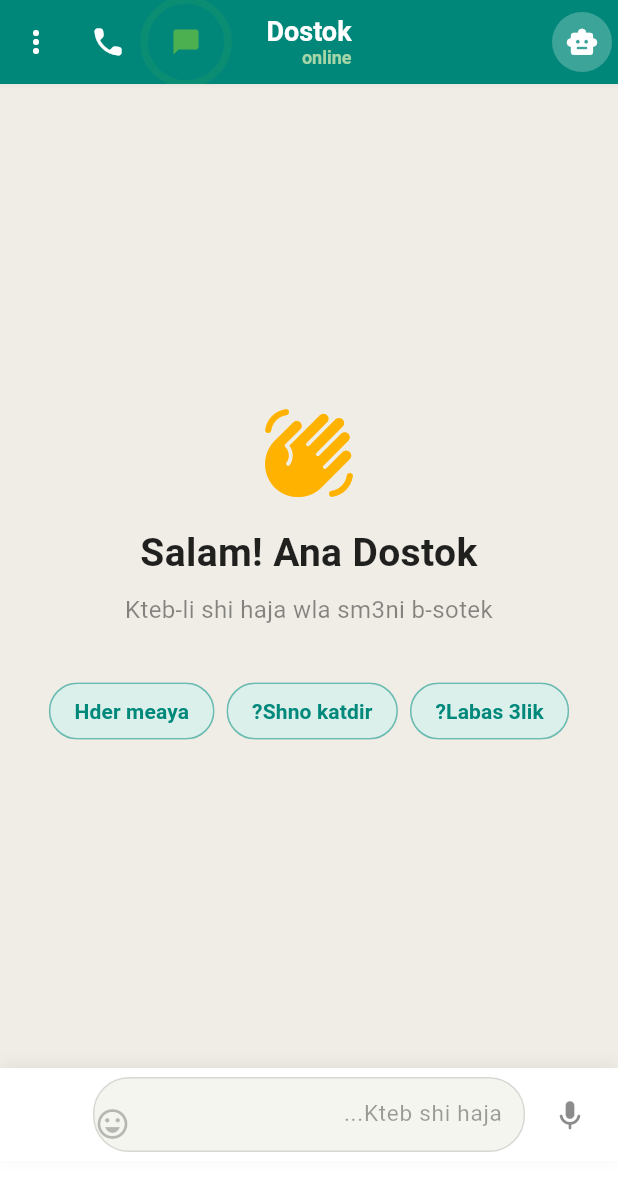
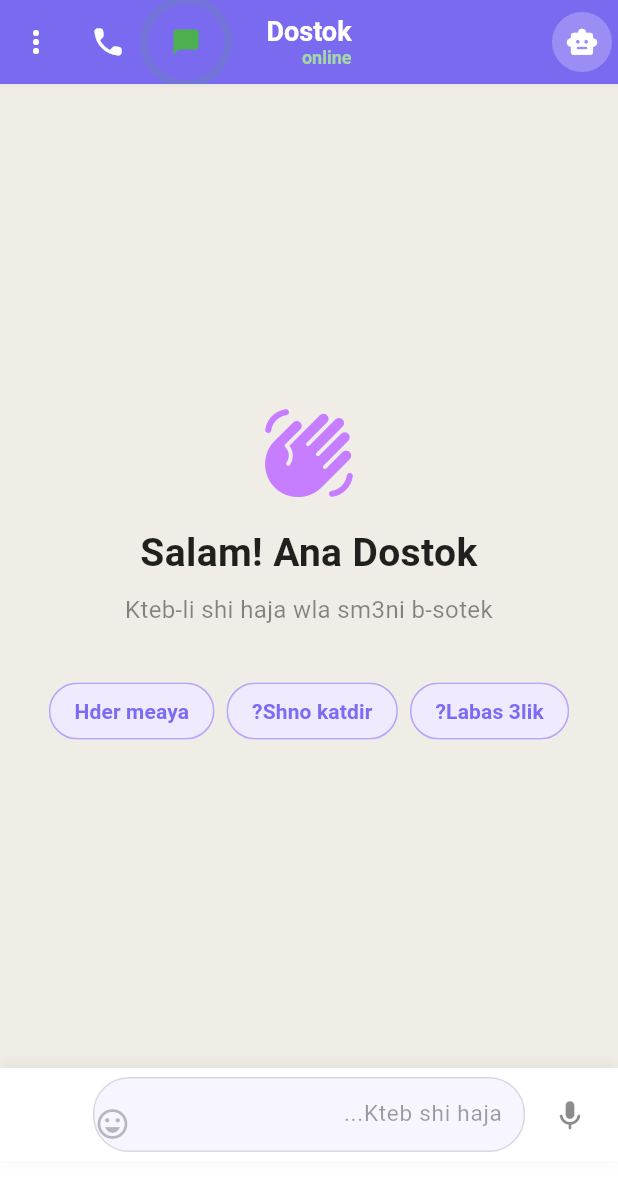
Before and after one commit to Amhitox/Friend, a Flutter app: the ChatScreen screen opened by its route, on a phone screen of 412 x 824 dp. Shown: the top 1191 px of the screen. Run offline on Flutter 3.47's test engine with Material 3 defaults, Android fonts, the phone set to English and light mode, and no system bars; drawn by our look-alikes of avatar_glow, flutter_animate; our stand-ins replace cloud_firestore, connectivity_plus, firebase_analytics, firebase_auth, firebase_core, firebase_crashlytics and 18 more; accounts and stored records are empty; network calls fail; Roboto replaces fonts that are missing (Cairo); statements that could not run were skipped.

Commit message:
new purple theme

```diff
--- a/lib/app.dart
+++ b/lib/app.dart
@@ -30,9 +30,9 @@ class _DostokAppState extends State<DostokApp> {
   // -----------------------------------------------------------------------
   // Brand colours
   // -----------------------------------------------------------------------
-  static const Color _primaryTeal = Color(0xFF00897B);
-  static const Color _primaryDark = Color(0xFF00695C);
-  static const Color _accentAmber = Color(0xFFFFB300);
+  static const Color _primaryTeal = Color(0xFF7C6BF5);
+  static const Color _primaryDark = Color(0xFF5B4BD6);
+  static const Color _accentAmber = Color(0xFFC77DFF);
 
   // VIP-exclusive deep gold accent.
   static const Color _vipGold = Color(0xFFD4A017);
@@ -105,7 +105,7 @@ class _DostokAppState extends State<DostokApp> {
           secondary: _accentAmber,
           brightness: Brightness.light,
         ),
-        scaffoldBackgroundColor: const Color(0xFFF5F5F0),
+        scaffoldBackgroundColor: const Color(0xFFF7F5FF),
         textTheme: GoogleFonts.cairoTextTheme(),
         appBarTheme: AppBarTheme(
           backgroundColor: activeSeed,
--- a/lib/screens/chat_screen.dart
+++ b/lib/screens/chat_screen.dart
@@ -396,7 +396,7 @@ class _ChatScreenState extends State<ChatScreen>
   }) {
     final isDark = Theme.of(context).brightness == Brightness.dark;
     return ListTile(
-      leading: Icon(icon, color: const Color(0xFF00897B)),
+      leading: Icon(icon, color: const Color(0xFF7C6BF5)),
       title: Text(
         label,
         style: GoogleFonts.cairo(fontSize: 16),
@@ -458,7 +458,7 @@ class _ChatScreenState extends State<ChatScreen>
             mainAxisSize: MainAxisSize.min,
             children: [
               const Icon(Icons.chat_bubble_rounded,
-                  size: 48, color: Color(0xFF00897B)),
+                  size: 48, color: Color(0xFF7C6BF5)),
               const Gap(12),
               Text(
                 'Dostok',
@@ -536,14 +536,14 @@ class _ChatScreenState extends State<ChatScreen>
 
   PreferredSizeWidget _buildAppBar(bool isDark) {
     return AppBar(
-      backgroundColor: isDark ? const Color(0xFF1A1A1A) : const Color(0xFF00897B),
+      backgroundColor: isDark ? const Color(0xFF1A1A1A) : const Color(0xFF7C6BF5),
       elevation: 1,
       shadowColor: Colors.black.withOpacity(0.15),
       leadingWidth: 56,
       leading: Padding(
         padding: const EdgeInsets.only(left: 8),
         child: AvatarGlow(
-          glowColor: const Color(0xFFFFB300),
+          glowColor: const Color(0xFFC77DFF),
           endRadius: 40.0,
           animate: true,
           child: CircleAvatar(
@@ -551,7 +551,7 @@ class _ChatScreenState extends State<ChatScreen>
             backgroundColor: isDark ? Colors.white12 : Colors.white24,
             child: Icon(
               Icons.smart_toy_rounded,
-              color: isDark ? const Color(0xFFFFB300) : Colors.white,
+              color: isDark ? const Color(0xFFC77DFF) : Colors.white,
               size: 22,
             ),
           ),
@@ -720,7 +720,7 @@ class _ChatScreenState extends State<ChatScreen>
             bottom: 8,
             child: FloatingActionButton.small(
               backgroundColor: isDark ? Colors.grey.shade800 : Colors.white,
-              foregroundColor: const Color(0xFF00897B),
+              foregroundColor: const Color(0xFF7C6BF5),
               elevation: 3,
               onPressed: () => _scrollToBottom(),
               child: const Icon(Icons.keyboard_arrow_down_rounded),
@@ -786,7 +786,7 @@ class _ChatScreenState extends State<ChatScreen>
             Icon(
               Icons.waving_hand_rounded,
               size: 64,
-              color: const Color(0xFFFFB300),
+              color: const Color(0xFFC77DFF),
             ),
             const Gap(16),
             Text(
@@ -828,12 +828,12 @@ class _ChatScreenState extends State<ChatScreen>
       label: Text(
         text,
         style: GoogleFonts.cairo(
-          color: const Color(0xFF00897B),
+          color: const Color(0xFF7C6BF5),
           fontWeight: FontWeight.w600,
         ),
       ),
-      backgroundColor: const Color(0xFF00897B).withOpacity(0.1),
-      side: BorderSide(color: const Color(0xFF00897B).withOpacity(0.3)),
+      backgroundColor: const Color(0xFF7C6BF5).withOpacity(0.1),
+      side: BorderSide(color: const Color(0xFF7C6BF5).withOpacity(0.3)),
       shape: RoundedRectangleBorder(borderRadius: BorderRadius.circular(20)),
       onPressed: () {
         _textController.text = text;
@@ -873,7 +873,7 @@ class _ChatScreenState extends State<ChatScreen>
               icon: const Icon(Icons.refresh_rounded),
               label: Text('Jerrab mrra khra', style: GoogleFonts.cairo()),
               style: ElevatedButton.styleFrom(
-                backgroundColor: const Color(0xFF00897B),
+                backgroundColor: const Color(0xFF7C6BF5),
                 foregroundColor: Colors.white,
                 shape: RoundedRectangleBorder(
                   borderRadius: BorderRadius.circular(12),
@@ -935,7 +935,7 @@ class _ChatScreenState extends State<ChatScreen>
 
   Widget _buildInputArea(bool isDark) {
     final bgColor = isDark ? const Color(0xFF1A1A1A) : Colors.white;
-    final inputBg = isDark ? const Color(0xFF2A2A2A) : const Color(0xFFF5F5F0);
+    final inputBg = isDark ? const Color(0xFF2A2A2A) : const Color(0xFFF7F5FF);
     final borderColor = isDark ? Colors.white12 : Colors.black12;
 
     return Container(
@@ -1069,7 +1069,7 @@ class _ChatScreenState extends State<ChatScreen>
         duration: const Duration(milliseconds: 200),
         decoration: BoxDecoration(
           color: _hasText
-              ? const Color(0xFF00897B)
+              ? const Color(0xFF7C6BF5)
               : (isDark ? Colors.white12 : Colors.grey.shade200),
           shape: BoxShape.circle,
         ),
--- a/lib/screens/paywall_screen.dart
+++ b/lib/screens/paywall_screen.dart
@@ -61,7 +61,7 @@ class _PaywallScreenState extends State<PaywallScreen> {
   // ---------------------------------------------------------------------------
 
   static const _goldLight = Color(0xFFFFD54F);
-  static const _goldDark = Color(0xFFFFB300);
+  static const _goldDark = Color(0xFFC77DFF);
   static const _purpleLight = Color(0xFFB388FF);
   static const _purpleDark = Color(0xFF7C4DFF);
 
@@ -349,7 +349,7 @@ class _PaywallScreenState extends State<PaywallScreen> {
         gradient: const LinearGradient(
           begin: Alignment.topLeft,
           end: Alignment.bottomRight,
-          colors: [_goldLight, _goldDark, Color(0xFFFF8F00)],
+          colors: [_goldLight, _goldDark, Color(0xFF9D4EDD)],
         ),
         boxShadow: [
           BoxShadow(
--- a/lib/theme/app_colors.dart
+++ b/lib/theme/app_colors.dart
@@ -7,62 +7,63 @@ import 'package:flutter/material.dart';
 /// is a static const so colors can be referenced as `AppColors.primary`
 /// throughout the codebase without allocating objects.
 ///
-/// The palette is built around a teal (#00897B) primary and an amber (#FFB300)
-/// accent, reflecting Moroccan warmth and modernity.
+/// The palette is built around a vivid purple (#7C6BF5) primary and a soft
+/// orchid (#C77DFF) accent, for a modern, calm AI-assistant aesthetic with
+/// lavender surfaces and iridescent gradients.
 abstract final class AppColors {
   // ---------------------------------------------------------------------------
   // Brand / Primary
   // ---------------------------------------------------------------------------
 
-  /// Primary teal -- the dominant brand color.
-  static const Color primary = Color(0xFF00897B);
+  /// Primary purple -- the dominant brand color.
+  static const Color primary = Color(0xFF7C6BF5);
 
-  /// Darker teal variant for elevated surfaces and dark-theme primary.
-  static const Color primaryDark = Color(0xFF00695C);
+  /// Darker purple variant for elevated surfaces and dark-theme primary.
+  static const Color primaryDark = Color(0xFF5B4BD6);
 
-  /// Light teal for backgrounds, chips, and subtle highlights.
-  static const Color primaryLight = Color(0xFFB2DFDB);
+  /// Light lavender for backgrounds, chips, and subtle highlights.
+  static const Color primaryLight = Color(0xFFCFC6FF);
 
-  /// Very light teal tint for card fills and containers.
-  static const Color primaryContainer = Color(0xFFE0F2F1);
+  /// Very light lavender tint for card fills and containers.
+  static const Color primaryContainer = Color(0xFFEDE9FF);
 
   // ---------------------------------------------------------------------------
   // Secondary / Accent
   // ---------------------------------------------------------------------------
 
-  /// Accent amber -- used for FABs, highlights, and call-to-action elements.
-  static const Color secondary = Color(0xFFFFB300);
+  /// Accent orchid -- used for FABs, highlights, and call-to-action elements.
+  static const Color secondary = Color(0xFFC77DFF);
 
-  /// Darker amber for pressed states and text on light backgrounds.
-  static const Color secondaryDark = Color(0xFFFF8F00);
+  /// Darker orchid for pressed states and text on light backgrounds.
+  static const Color secondaryDark = Color(0xFF9D4EDD);
 
-  /// Light amber for secondary container fills.
-  static const Color secondaryLight = Color(0xFFFFE082);
+  /// Light orchid for secondary container fills.
+  static const Color secondaryLight = Color(0xFFE0C3FC);
 
-  /// Very light amber tint for secondary containers.
-  static const Color secondaryContainer = Color(0xFFFFF8E1);
+  /// Very light orchid tint for secondary containers.
+  static const Color secondaryContainer = Color(0xFFF3E8FF);
 
   // ---------------------------------------------------------------------------
   // Surface & Background
   // ---------------------------------------------------------------------------
 
-  /// Warm off-white scaffold background for light theme.
-  static const Color backgroundLight = Color(0xFFF5F5F0);
+  /// Soft lavender-white scaffold background for light theme.
+  static const Color backgroundLight = Color(0xFFF7F5FF);
 
-  /// Dark surface background for dark theme.
-  static const Color backgroundDark = Color(0xFF121212);
+  /// Deep purple-tinted background for dark theme.
+  static const Color backgroundDark = Color(0xFF14121F);
 
   /// Card and elevated surface color in light theme.
   static const Color surfaceLight = Color(0xFFFFFFFF);
 
   /// Card and elevated surface color in dark theme.
-  static const Color surfaceDark = Color(0xFF1E1E1E);
+  static const Color surfaceDark = Color(0xFF1E1B2E);
 
   /// Subtle divider and separator color.
-  static const Color divider = Color(0xFFE0E0E0);
+  static const Color divider = Color(0xFFEAE6F7);
 
   /// Dark theme divider.
-  static const Color dividerDark = Color(0xFF2C2C2C);
+  static const Color dividerDark = Color(0xFF2C2840);
 
   // ---------------------------------------------------------------------------
   // Text
@@ -119,16 +120,16 @@ abstract final class AppColors {
   // ---------------------------------------------------------------------------
 
   /// Background for user-sent chat bubbles (light theme).
-  static const Color bubbleUser = Color(0xFFE0F2F1);
+  static const Color bubbleUser = Color(0xFFE5DEFF);
 
   /// Background for AI-sent chat bubbles (light theme).
-  static const Color bubbleAi = Color(0xFFFFF8E1);
+  static const Color bubbleAi = Color(0xFFF4F1FF);
 
   /// Background for user-sent chat bubbles (dark theme).
-  static const Color bubbleUserDark = Color(0xFF004D40);
+  static const Color bubbleUserDark = Color(0xFF4B3FA8);
 
   /// Background for AI-sent chat bubbles (dark theme).
-  static const Color bubbleAiDark = Color(0xFF3E2723);
+  static const Color bubbleAiDark = Color(0xFF2A2640);
 
   // ---------------------------------------------------------------------------
   // Call & Voice
@@ -137,14 +138,14 @@ abstract final class AppColors {
   /// Active call / recording indicator (pulsing red).
   static const Color callActive = Color(0xFFE53935);
 
-  /// Call button / start-call green.
-  static const Color callButton = Color(0xFF00897B);
+  /// Call button / start-call purple.
+  static const Color callButton = Color(0xFF7C6BF5);
 
   /// Voice waveform active color.
-  static const Color waveformActive = Color(0xFF00897B);
+  static const Color waveformActive = Color(0xFF7C6BF5);
 
   /// Voice waveform inactive / idle color.
-  static const Color waveformIdle = Color(0xFFB2DFDB);
+  static const Color waveformIdle = Color(0xFFCFC6FF);
 
   // ---------------------------------------------------------------------------
   // Mood Colors
@@ -172,45 +173,45 @@ abstract final class AppColors {
   // Gradients
   // ---------------------------------------------------------------------------
 
-  /// Primary brand gradient (teal top-left to dark teal bottom-right).
+  /// Primary brand gradient (purple top-left to deep purple bottom-right).
   static const LinearGradient gradientPrimary = LinearGradient(
     begin: Alignment.topLeft,
     end: Alignment.bottomRight,
     colors: [primary, primaryDark],
   );
 
-  /// Warm accent gradient (amber to deep amber).
+  /// Orchid accent gradient (light orchid to deep orchid).
   static const LinearGradient gradientSecondary = LinearGradient(
     begin: Alignment.topLeft,
     end: Alignment.bottomRight,
     colors: [secondary, secondaryDark],
   );
 
-  /// Teal-to-light container gradient for hero sections.
+  /// Purple-to-lavender container gradient for hero sections.
   static const LinearGradient gradientTealFade = LinearGradient(
     begin: Alignment.topCenter,
     end: Alignment.bottomCenter,
     colors: [primary, primaryLight],
   );
 
-  /// Subtle warm background gradient for onboarding and splash.
+  /// Subtle lavender background gradient for onboarding and splash.
   static const LinearGradient gradientWarmBg = LinearGradient(
     begin: Alignment.topCenter,
     end: Alignment.bottomCenter,
-    colors: [Color(0xFFF5F5F0), Color(0xFFE8F5E9)],
+    colors: [Color(0xFFF7F5FF), Color(0xFFF1E9FF)],
   );
 
   /// Dark theme background gradient.
   static const LinearGradient gradientDarkBg = LinearGradient(
     begin: Alignment.topCenter,
     end: Alignment.bottomCenter,
-    colors: [Color(0xFF1E1E1E), Color(0xFF121212)],
+    colors: [Color(0xFF1E1B2E), Color(0xFF14121F)],
   );
 
-  /// Call screen ambient gradient (dark teal overlay).
+  /// Iridescent voice/call ambient gradient (the signature holographic sphere).
   static const LinearGradient gradientCallAmbient = LinearGradient(
     begin: Alignment.topLeft,
     end: Alignment.bottomRight,
-    colors: [Color(0xFF004D40), Color(0xFF00695C), Color(0xFF00897B)],
+    colors: [Color(0xFF7C6BF5), Color(0xFFB388FF), Color(0xFFE0C3FC)],
   );
 }
--- a/lib/theme/app_theme.dart
+++ b/lib/theme/app_theme.dart
@@ -24,13 +24,13 @@ abstract final class AppTheme {
   // ---------------------------------------------------------------------------
 
   /// Default corner radius for cards and containers.
-  static const double _radiusCard = 16.0;
+  static const double _radiusCard = 22.0;
 
   /// Corner radius for input fields.
-  static const double _radiusInput = 14.0;
+  static const double _radiusInput = 16.0;
 
   /// Corner radius for buttons.
-  static const double _radiusButton = 16.0;
+  static const double _radiusButton = 18.0;
 
   /// Corner radius for chips and small elements.
   static const double _radiusChip = 40.0;
--- a/lib/widgets/chat_bubble.dart
+++ b/lib/widgets/chat_bubble.dart
@@ -54,7 +54,7 @@ class ChatBubble extends StatelessWidget {
 
     // -- Colours ---------------------------------------------------------------
     final userBubbleColor =
-        isDark ? const Color(0xFF00695C) : const Color(0xFF00897B);
+        isDark ? const Color(0xFF5B4BD6) : const Color(0xFF7C6BF5);
     final aiBubbleColor =
         isDark ? const Color(0xFF1E1E1E) : const Color(0xFFFFFFFF);
     final userTextColor = Colors.white;
@@ -63,7 +63,7 @@ class ChatBubble extends StatelessWidget {
     final timestampColor =
         isUser ? Colors.white60 : (isDark ? Colors.white38 : Colors.black38);
     final tailColor = isUser
-        ? (isDark ? const Color(0xFF005C4F) : const Color(0xFF00796B))
+        ? (isDark ? const Color(0xFF4B3FA8) : const Color(0xFF6B5AE0))
         : (isDark ? const Color(0xFF171717) : const Color(0xFFEEEEEE));
 
     final bubbleColor = isUser ? userBubbleColor : aiBubbleColor;
@@ -122,7 +122,7 @@ class ChatBubble extends StatelessWidget {
                           size: 16,
                           color: isUser
                               ? Colors.white70
-                              : const Color(0xFF00897B),
+                              : const Color(0xFF7C6BF5),
                         ),
                         const SizedBox(width: 6),
                         Flexible(
--- a/lib/widgets/empty_state.dart
+++ b/lib/widgets/empty_state.dart
@@ -82,7 +82,7 @@ class EmptyState extends StatelessWidget {
   Widget build(BuildContext context) {
     final theme = Theme.of(context);
     final isDark = theme.brightness == Brightness.dark;
-    final effectiveAccent = accentColor ?? const Color(0xFF00897B);
+    final effectiveAccent = accentColor ?? const Color(0xFF7C6BF5);
 
     final effectiveTitle = title ?? 'والو هنا';
     final effectiveMessage = message ?? '';
--- a/lib/widgets/error_widget.dart
+++ b/lib/widgets/error_widget.dart
@@ -63,7 +63,7 @@ class AppErrorWidget extends StatelessWidget {
   Widget build(BuildContext context) {
     final theme = Theme.of(context);
     final isDark = theme.brightness == Brightness.dark;
-    final accentColor = color ?? const Color(0xFF00897B);
+    final accentColor = color ?? const Color(0xFF7C6BF5);
 
     final effectiveIcon = icon ?? Icons.cloud_off_rounded;
     final effectiveTitle = title ?? 'واحد المشكيل!';
--- a/lib/widgets/loading_widget.dart
+++ b/lib/widgets/loading_widget.dart
@@ -27,7 +27,7 @@ class LoadingWidget extends StatefulWidget {
   final List<String>? messages;
 
   /// The accent color for the spinner and text. Defaults to the app's
-  /// primary teal (`Color(0xFF00897B)`).
+  /// primary teal (`Color(0xFF7C6BF5)`).
   final Color? color;
 
   /// Duration each message stays visible before transitioning.
@@ -81,7 +81,7 @@ class _LoadingWidgetState extends State<LoadingWidget>
     super.initState();
 
     _messages = widget.messages ?? _defaultMessages;
-    _color = widget.color ?? const Color(0xFF00897B);
+    _color = widget.color ?? const Color(0xFF7C6BF5);
 
     _fadeController = AnimationController(
       vsync: this,
@@ -189,7 +189,7 @@ class InlineLoadingIndicator extends StatelessWidget {
 
   @override
   Widget build(BuildContext context) {
-    final effectiveColor = color ?? const Color(0xFF00897B);
+    final effectiveColor = color ?? const Color(0xFF7C6BF5);
     final isDark = Theme.of(context).brightness == Brightness.dark;
 
     return Row(
--- a/lib/widgets/subscription_status_card.dart
+++ b/lib/widgets/subscription_status_card.dart
@@ -92,8 +92,8 @@ class SubscriptionStatusCard extends StatelessWidget {
       case DostokTier.vip:
         return [
           const Color(0xFFB8860B),
-          const Color(0xFFFFD700),
-          const Color(0xFFFFE082),
+          const Color(0xFFE0C3FC),
+          const Color(0xFFE0C3FC),
         ];
     }
   }
@@ -105,7 +105,7 @@ class SubscriptionStatusCard extends StatelessWidget {
       case DostokTier.premium:
         return const Color(0xFF6C63FF);
       case DostokTier.vip:
-        return const Color(0xFFFFD700);
+        return const Color(0xFFE0C3FC);
     }
   }
 
--- a/lib/widgets/typing_indicator.dart
+++ b/lib/widgets/typing_indicator.dart
@@ -142,7 +142,7 @@ class _TypingIndicatorState extends State<TypingIndicator>
                           decoration: BoxDecoration(
                             color: isDark
                                 ? Colors.white.withOpacity(0.5)
-                                : const Color(0xFF00897B).withOpacity(0.6),
+                                : const Color(0xFF7C6BF5).withOpacity(0.6),
                             shape: BoxShape.circle,
                           ),
                         ),
```
Also changed, not shown: lib/screens/call_screen.dart (+8 -8 lines), lib/screens/onboarding_screen.dart (+12 -12 lines), lib/screens/splash_screen.dart (+7 -7 lines), lib/screens/trial_screen.dart (+6 -6 lines), lib/widgets/celebration_screen.dart (+6 -6 lines), lib/widgets/rewarded_ad_prompt.dart (+5 -5 lines), lib/widgets/upgrade_prompt_sheet.dart (+5 -5 lines).
